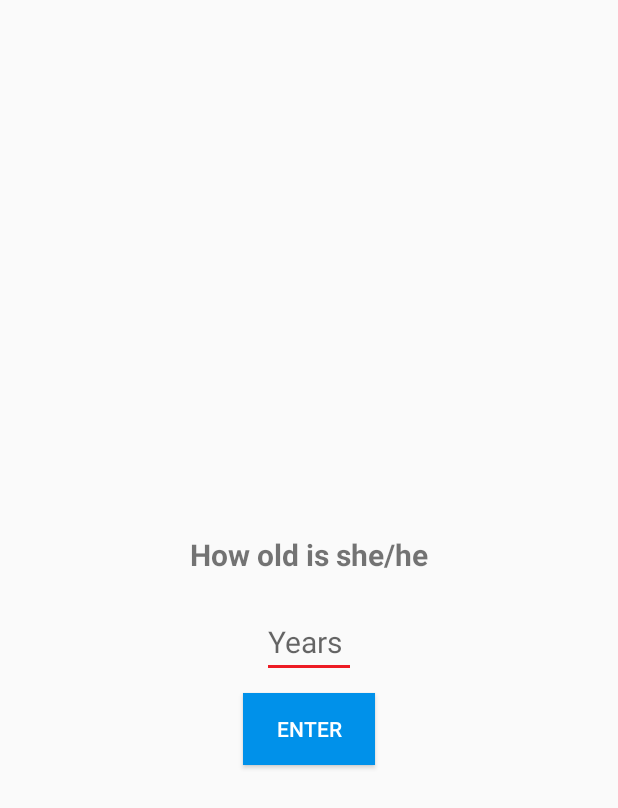
After one commit to breathoscope/breathoscope, an Android app: the ChildAge screen opened directly, with no data from a screen before it, on a phone screen of 412 x 824 dp. The commit adds this screen. Shown: the top 808 px of the screen. Run offline under Robolectric (Android 15) with nearby library versions, the phone set to English and light mode, and no system bars.

Commit message:
Malaria guide

```diff
--- a/app/src/main/java/org/inspire/breath/activities/FeverMainQ.java
+++ b/app/src/main/java/org/inspire/breath/activities/FeverMainQ.java
@@ -15,6 +15,7 @@ public class FeverMainQ extends AppCompatActivity {
         setContentView(R.layout.activity_fever_main_q);
     }
 
+
     public void Yes_Click(View view)
     {
         Intent intent = new Intent(this,MalariaActivity.class);
@@ -26,7 +27,10 @@ public class FeverMainQ extends AppCompatActivity {
 
     public void No_Click(View view)
     {
+
         Intent intent = new Intent(this,PneumoniaSeveritySigns.class);
+
+
         startActivity(intent);
 
     }
--- a/app/src/main/java/org/inspire/breath/activities/Refer_HC.java
+++ b/app/src/main/java/org/inspire/breath/activities/Refer_HC.java
@@ -10,6 +10,10 @@ public class Refer_HC extends AppCompatActivity {
     @Override
     protected void onCreate(Bundle savedInstanceState) {
         super.onCreate(savedInstanceState);
+
         setContentView(R.layout.activity_refer_hc);
+
+        setContentView(R.layout.activity_refer__hc);
+
     }
 }
--- a/app/src/main/java/org/inspire/breath/activities/Severe_And_Pos.java
+++ b/app/src/main/java/org/inspire/breath/activities/Severe_And_Pos.java
@@ -12,7 +12,11 @@ public class Severe_And_Pos extends AppCompatActivity {
     @Override
     protected void onCreate(Bundle savedInstanceState) {
         super.onCreate(savedInstanceState);
+
         setContentView(R.layout.activity_severe_and_pos);
+
+        setContentView(R.layout.activity_severe__and__pos);
+
 
     }
 
--- /dev/null
+++ b/app/src/main/res/layout/activity_child_age.xml
@@ -0,0 +1,46 @@
+<?xml version="1.0" encoding="utf-8"?>
+<LinearLayout xmlns:android="http://schemas.android.com/apk/res/android"
+    xmlns:app="http://schemas.android.com/apk/res-auto"
+    xmlns:tools="http://schemas.android.com/tools"
+    android:layout_width="match_parent"
+    android:layout_height="match_parent"
+    android:paddingBottom="16dp"
+    android:paddingLeft="16dp"
+    android:paddingRight="16dp"
+    android:paddingTop="16dp"
+    android:orientation="vertical"
+    android:gravity="center"
+    tools:context=".activities.ChildAge">
+
+
+    <TextView
+        android:layout_width="wrap_content"
+        android:layout_height="40dp"
+        android:text="@string/Child_Age"
+        android:textStyle="bold"
+        android:textSize="20sp"
+        android:padding="2dp"
+        android:layout_marginTop="100dp"
+        android:id="@+id/question"/>
+    <EditText
+        android:layout_width="wrap_content"
+        android:layout_height="wrap_content"
+        android:textSize="20dip"
+        android:layout_margin="10dp"
+        android:hint="Years "
+        android:textColor="#635E5B"
+        android:inputType="number"
+        android:id="@+id/age"/>
+
+
+    <Button
+        android:layout_width="wrap_content"
+        android:layout_height="wrap_content"
+        android:text="Enter"
+        android:background="#0091EA"
+        android:textColor="#fff"
+        android:padding="8dp"
+        android:layout_marginBottom="60dp"
+        android:id="@+id/choice1"
+        android:onClick="Age_Click"/>
+</LinearLayout>
--- a/app/src/main/res/values/styles.xml
+++ b/app/src/main/res/values/styles.xml
@@ -20,6 +20,8 @@
         <item name="android:padding">4dp</item>
     </style>
 
+
+
     <style name="AppTheme.NoActionBar">
         <item name="windowActionBar">false</item>
         <item name="windowNoTitle">true</item>
```
Also changed, not shown: app/src/main/AndroidManifest.xml (+8 -0 lines), app/src/main/java/org/inspire/breath/activities/ChildAge.java (added, +42 -0 lines), app/src/main/java/org/inspire/breath/activities/Understanding_results.java (+11 -4 lines), app/src/main/res/layout/activity_refer__hc.xml (added, +27 -0 lines), app/src/main/res/layout/activity_severe__and__pos.xml (added, +33 -0 lines), app/src/main/res/layout/activity_understanding_results.xml (+19 -8 lines), app/src/main/res/layout/content_severe__and__pos.xml (added, +51 -0 lines).
